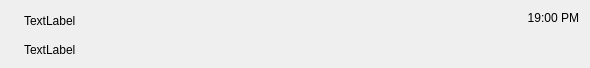
First picture: the form in dialog_item.ui, repository VladimirTakeda/ChatClient, before the edit.
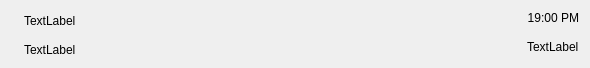
Second picture: the form after the edit. Icons and pictures are not drawn.

```diff
--- a/dialog_item.ui
+++ b/dialog_item.ui
@@ -25,7 +25,7 @@
   <property name="windowTitle">
    <string>Form</string>
   </property>
-  <layout class="QHBoxLayout" name="horizontalLayout_2">
+  <layout class="QHBoxLayout" name="horizontalLayout_3">
    <item>
     <widget class="QLabel" name="label_2">
      <property name="enabled">
@@ -91,6 +91,8 @@
       </layout>
      </item>
      <item>
+      <layout class="QHBoxLayout" name="horizontalLayout_2">
+       <item>
       <widget class="QLabel" name="label_3">
        <property name="text">
         <string>TextLabel</string>
@@ -99,6 +101,28 @@
         <set>Qt::AlignBottom|Qt::AlignLeading|Qt::AlignLeft</set>
        </property>
       </widget>
+       </item>
+       <item>
+        <spacer name="horizontalSpacer_2">
+         <property name="orientation">
+          <enum>Qt::Horizontal</enum>
+         </property>
+         <property name="sizeHint" stdset="0">
+          <size>
+           <width>40</width>
+           <height>20</height>
+          </size>
+         </property>
+        </spacer>
+       </item>
+       <item>
+        <widget class="QLabel" name="label_5">
+         <property name="text">
+          <string>TextLabel</string>
+         </property>
+        </widget>
+       </item>
+      </layout>
      </item>
     </layout>
    </item>
```
Lines whose indentation alone changed are shown as unchanged.
